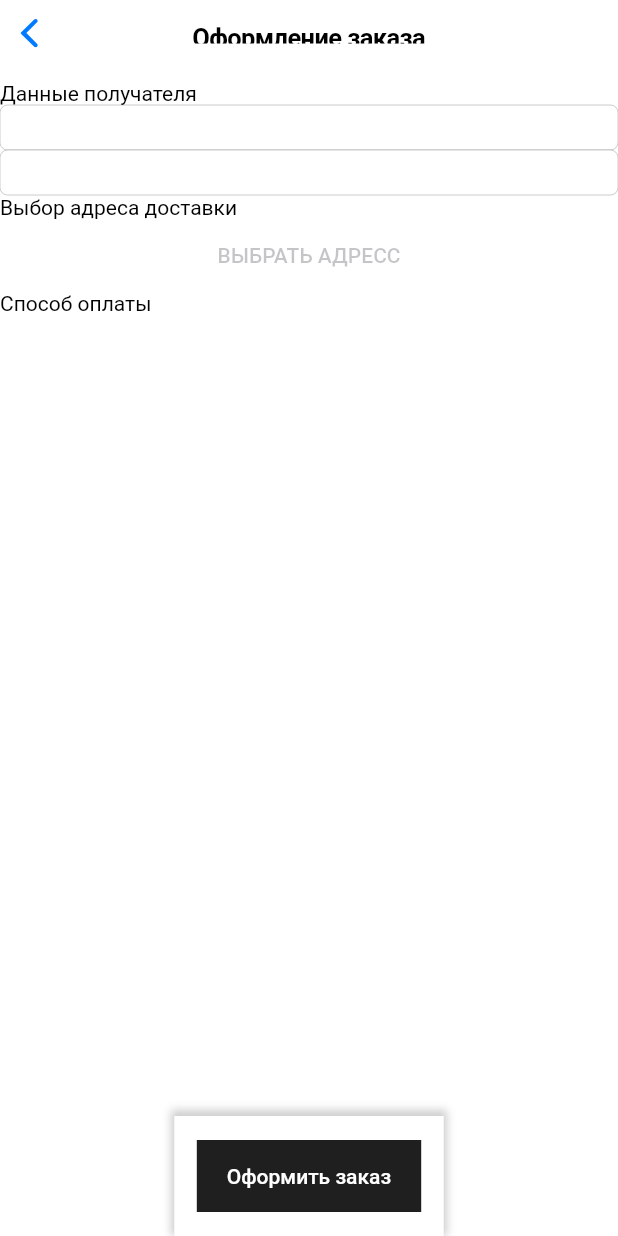
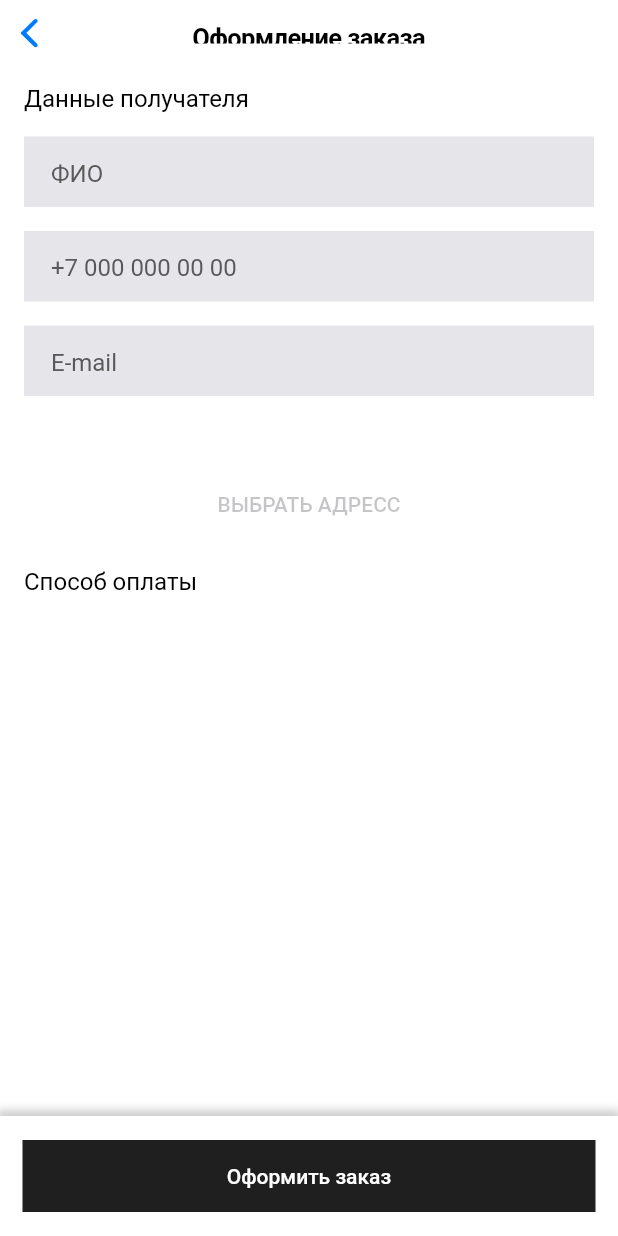
Before and after one commit to ManIlya/shop_app, a Flutter app: the OrderPage screen opened directly with empty values, on a phone screen of 412 x 824 dp. Run offline on Flutter 3.47's test engine with Material 2 defaults, Android fonts, the light colour scheme and no system bars; our stand-ins replace auto_route, bloc_concurrency, decimal, dio, flutter_bloc, freezed_annotation and 3 more; missing offline and left inert: elementary, encrypted_shared_preferences; generated files the repository leaves out were written again; network calls fail; Roboto replaces fonts that are missing (Montserrat); statements that could not run were skipped.

Commit message:
Сделал немного реактивнее

```diff
--- a/lib/market_app.dart
+++ b/lib/market_app.dart
@@ -36,6 +36,8 @@ class MyApp extends StatelessWidget {
               ),
               fontFamily: "Montserrat",
               fontWeight: FontWeight.w400,
+              fontSize: 16,
+              height: 21/16,
             ),
             actionTextStyle: TextStyle(
               fontWeight: FontWeight.w500,
--- a/lib/pages/order_page/order_page.dart
+++ b/lib/pages/order_page/order_page.dart
@@ -2,10 +2,12 @@ import 'package:auto_route/auto_route.dart';
 import 'package:flutter/cupertino.dart';
 import 'package:flutter/material.dart';
 import 'package:flutter_bloc/flutter_bloc.dart';
+import 'package:shop/data/dto/deliveries.dart';
 import 'package:shop/data/dto/request_calculated_cart.dart';
 import 'package:shop/pages/order_page/order_bloc.dart';
 import 'package:shop/utils/app_components.dart';
 import 'package:shop/widgets/my_cupertino_navigator_bar.dart';
+import 'package:shop/widgets/my_cupertino_text_field.dart';
 
 @RoutePage()
 class OrderPage extends StatelessWidget {
@@ -23,71 +25,150 @@ class OrderPage extends StatelessWidget {
         cartService: cartService,
         catalogService: catalogService,
       ),
-      child: Builder(
-        builder: (context) {
+      child: Builder(builder: (context) {
         return SafeArea(
           child: CupertinoPageScaffold(
             navigationBar: MyCupertinoNavigatorBar(
               middle: Text('Оформление заказа'),
             ),
+            child: SafeArea(
               child: Column(
                 children: [
                   Flexible(
                     flex: 1,
                     child: BlocBuilder<OrderBloc, OrderState>(
                       builder: (context, state) {
-                        // В зависимости от текущего состояния, отображаем различные виджеты
-                        return ListView(
-                          children: [
+                        List<Widget> widgets = [
                           Text('Данные получателя'),
-                            CupertinoTextField(),
-                            CupertinoTextField(),
-                            Text('Выбор адреса доставки'),
-                            CupertinoButton(child: Text('ВЫБРАТЬ АДРЕСС'), onPressed: null),
-                            Text('Способ оплаты'),
-
-                          ],
-                        );
-                        if (state is InitOrderState) {
-                          // Отображение начального состояния
-                          return Center(
-                            child: Text('Initial State'),
-                          );
-                        } else if (state is DeliveryOrderState) {
-                          // Отображение состояния с информацией о доставке
-                          final deliveries = state.deliveries;
-                          return Center(
-                            child: ListView.builder(
-                              itemCount: deliveries.length,
-                              itemBuilder: (context, index){
-                                final delivery = deliveries[index];
-                                return CupertinoListTile(
+                          MyCupertinoTextField(placeholder: "ФИО"),
+                          MyCupertinoTextField(placeholder: "+7 000 000 00 00"),
+                          MyCupertinoTextField(placeholder: "E-mail"),
+                          SizedBox(
+                            height: 16,
+                          ),
+                        ];
+                        if (state is DeliveryOrderState) {
+                          widgets.add(const Text('Выбор способра доставки'));
+                          final List<Delivery> deliveries = state.deliveries;
+                          final Delivery favoriteDelivery = state.delivery;
+                          widgets.addAll(
+                            deliveries.map<Widget>(
+                              (delivery) => GestureDetector(
+                                onTap: () {
+                                  context.read<OrderBloc>().add(
+                                      SelectDeliveryOrderEvent(
+                                          delivery: delivery));
+                                },
+                                child: Container(
+                                  padding: EdgeInsets.symmetric(vertical: 16),
+                                  decoration: BoxDecoration(
+                                    border: Border.all(
+                                      color: CupertinoColors.systemGrey,
+                                    ),
+                                  ),
+                                  child: CupertinoListTile(
                                     title: Text(delivery.title),
                                     leading: Image.network(delivery.icon),
-                                  subtitle: Text('Тип: ${delivery.type} Адресс: ${delivery.farmAddress}'),
-
+                                    subtitle: Text(
+                                        'Тип: ${delivery.type} Адресс: ${delivery.farmAddress}'),
+                                    trailing: delivery.id == favoriteDelivery.id
+                                        ? Icon(CupertinoIcons.checkmark_alt)
+                                        : null,
+                                  ),
+                                ),
+                              ),
+                            ),
+                          );
+                          widgets.add(SizedBox(height: 16));
+                        }
+                        if (state is PaymentsOrderState) {
+                          widgets.add(const Text('Выбор способра доставки'));
+                          final List<Delivery> deliveries = state.deliveries;
+                          final Delivery favoriteDelivery = state.delivery;
+                          widgets.addAll(
+                            deliveries.map<Widget>(
+                                  (delivery) => GestureDetector(
+                                onTap: () {
+                                  context.read<OrderBloc>().add(
+                                      SelectDeliveryOrderEvent(
+                                          delivery: delivery));
+                                },
+                                child: Container(
+                                  padding: EdgeInsets.symmetric(vertical: 16),
+                                  decoration: BoxDecoration(
+                                    border: Border.all(
+                                      color: CupertinoColors.systemGrey,
+                                    ),
+                                  ),
+                                  child: CupertinoListTile(
+                                    title: Text(delivery.title),
+                                    leading: Image.network(delivery.icon),
+                                    subtitle: Text(
+                                        'Тип: ${delivery.type} Адресс: ${delivery.farmAddress}'),
+                                    trailing: delivery.id == favoriteDelivery.id
+                                        ? Icon(CupertinoIcons.checkmark_alt)
+                                        : null,
+                                  ),
+                                ),
+                              ),
+                            ),
+                          );
+                          widgets.add(SizedBox(height: 16));
+                          widgets.add(const Text('Способ оплаты'));
+                          final List<Payment> payments = state.payments;
+                          final Payment favoritePayment = state.payment;
+                          widgets.addAll(
+                            payments.map<Widget>(
+                              (payment) => Container(
+                                padding: EdgeInsets.symmetric(vertical: 16),
+                                decoration: BoxDecoration(
+                                  border: Border.all(
+                                    color: CupertinoColors.systemGrey,
+                                  ),
+                                ),
+                                child: CupertinoListTile(
+                                  title: Text(payment.title),
+                                  leading: Image.network(payment.icon),
+                                  subtitle: Text('Тип: ${payment.type}'),
+                                  trailing: payment.id == favoritePayment.id
+                                      ? Icon(CupertinoIcons.checkmark_alt)
+                                      : null,
+                                ),
+                              ),
+                            ),
+                          );
+                          widgets.add(SizedBox(height: 16));
+                        }
+                        widgets.addAll([
+                          CupertinoButton(
+                              child: Text('ВЫБРАТЬ АДРЕСС'), onPressed: null),
+                          Text('Способ оплаты'),
+                        ]);
+                        // В зависимости от текущего состояния, отображаем различные виджеты
+                        return ListView.separated(
+                          padding: EdgeInsets.symmetric(horizontal: 16),
+                          itemBuilder: (context, index) {
+                            return widgets[index];
+                          },
+                          separatorBuilder: (context, _) {
+                            return const SizedBox(
+                              height: 16,
                             );
                           },
-                            ),
+                          itemCount: widgets.length,
                         );
-                        } else if (state is PaymentsOrderState) {
-                          // Отображение состояния с информацией о платежах
-                          return Center(
-                            child: Text('Payments State'),
-                          );
-                        }
-                        return Container(
-                          child: Text('Пусто'),
-                        ); // Вернуть пустой контейнер по умолчанию
                       },
                     ),
                   ),
                   Flexible(
                     flex: 0,
                     child: Container(
-                      padding: EdgeInsets.symmetric(vertical: 16, horizontal: 15),
+                      width: double.infinity,
+                      padding:
+                          EdgeInsets.symmetric(vertical: 16, horizontal: 15),
                       decoration: BoxDecoration(
-                        color: CupertinoTheme.of(context).scaffoldBackgroundColor,
+                        color:
+                            CupertinoTheme.of(context).scaffoldBackgroundColor,
                         // Цвет
                         boxShadow: [
                           BoxShadow(
@@ -102,7 +183,8 @@ class OrderPage extends StatelessWidget {
                         borderRadius: BorderRadius.zero,
                         child: Text('Оформить заказ'),
                         onPressed: () {
-                          context.read<OrderBloc>().add(LoadDeliveryOrderEvent());
+                          context.read<OrderBloc>()
+                            ..add(LoadDeliveryOrderEvent());
                         },
                       ),
                     ),
@@ -110,9 +192,9 @@ class OrderPage extends StatelessWidget {
                 ],
               ),
             ),
+          ),
         );
-        }
-      ),
+      }),
     );
   }
 }
--- /dev/null
+++ b/lib/widgets/my_cupertino_text_field.dart
@@ -0,0 +1,33 @@
+import 'package:flutter/cupertino.dart';
+
+class MyCupertinoTextField extends StatelessWidget {
+  const MyCupertinoTextField({super.key, this.placeholder, this.controller});
+  final String? placeholder;
+  final TextEditingController? controller;
+  @override
+  Widget build(BuildContext context) {
+    return SizedBox(
+      height: 47,
+      child: CupertinoTextField(
+
+        decoration: const BoxDecoration(
+          color: CupertinoColors.lightBackgroundGray,
+        ),
+        controller: controller,
+        placeholder: placeholder,
+        placeholderStyle: const TextStyle(
+          fontSize: 16,
+          fontWeight: FontWeight.w400,
+          color: Color(0xff595959),
+          height: 21/16,
+        ),
+        padding: const EdgeInsets.symmetric(vertical: 13, horizontal: 18),
+        style: const TextStyle(
+          fontSize: 16,
+          fontWeight: FontWeight.w400,
+          height: 21/16,
+        ),
+      ),
+    );
+  }
+}
--- a/pubspec.yaml
+++ b/pubspec.yaml
@@ -53,6 +53,7 @@ dependencies:
   bloc_concurrency: ^0.2.2
   rxdart: ^0.27.7
   cached_network_image: ^3.2.3
+  intl_phone_number_input: ^0.7.3+1
 
 dev_dependencies:
   flutter_test:
```
Also changed, not shown: lib/pages/cart_page/cart_page_widget.dart (+2 -8 lines), lib/pages/cart_product_page/cart_product_page_widget.dart (+11 -16 lines), lib/pages/cart_product_page/cart_product_page_wm.dart (+20 -19 lines), lib/pages/order_page/order_bloc.dart (+38 -5 lines), lib/pages/product_page/product_widget.dart (+22 -19 lines), lib/pages/product_page/product_widget_model.dart (+68 -7 lines), pubspec.lock. Lines whose indentation alone changed are shown as unchanged.
